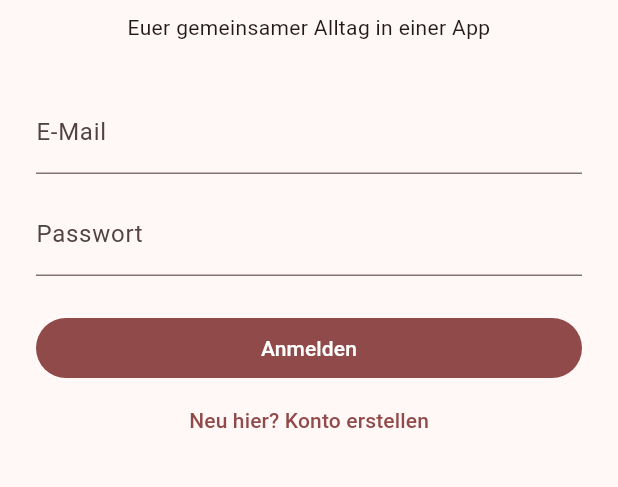
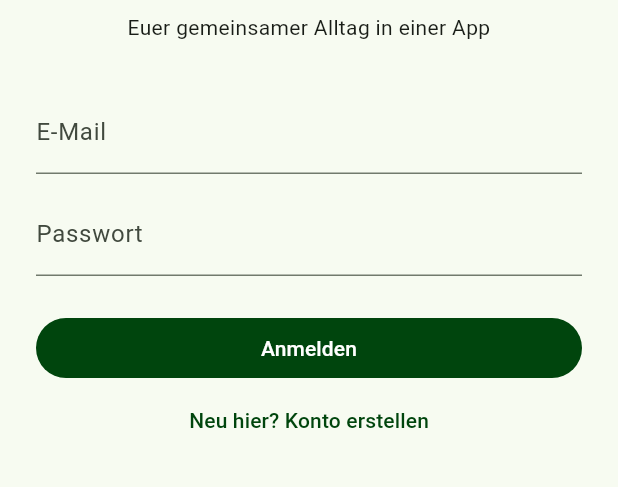
Before and after one commit to TEE800/bubududu, a Flutter app: the screen it shows after launch, on a phone screen of 412 x 824 dp, the part 420-907 px from its top. Run offline on Flutter 3.47's test engine with Material 3 defaults, Android fonts, the phone set to English and light mode, and no system bars; our stand-ins replace cloud_firestore, firebase_auth, firebase_core, flutter_riverpod; accounts and stored records are empty.

Commit message:
Dunkelgrün als App-Farbe
Co-Authored-By: Claude Opus 5.5 <noreply@anthropic.com>
Claude-Session: https://claude.ai/code/session_01Dbigia5DHwRQmwP5c4kfkk

```diff
--- a/lib/main.dart
+++ b/lib/main.dart
@@ -22,18 +22,29 @@ class BubuDuduApp extends StatelessWidget {
     return MaterialApp(
       title: 'Bubu & Dudu',
       debugShowCheckedModeBanner: false,
-      theme: ThemeData(
-        colorScheme: ColorScheme.fromSeed(seedColor: const Color(0xFFE57373)),
-      ),
-      darkTheme: ThemeData(
-        colorScheme: ColorScheme.fromSeed(
-          seedColor: const Color(0xFFE57373),
-          brightness: Brightness.dark,
-        ),
-      ),
+      theme: _theme(Brightness.light),
+      darkTheme: _theme(Brightness.dark),
       home: const AuthGate(),
     );
   }
+}
+
+// Unsere Lieblingsfarbe: Dunkelgrün.
+const _darkGreen = Color(0xFF1B5E20);
+
+ThemeData _theme(Brightness brightness) {
+  final scheme = ColorScheme.fromSeed(
+    seedColor: _darkGreen,
+    brightness: brightness,
+    dynamicSchemeVariant: DynamicSchemeVariant.fidelity,
+  );
+  return ThemeData(
+    colorScheme: scheme,
+    appBarTheme: AppBarTheme(
+      backgroundColor: brightness == Brightness.light ? _darkGreen : null,
+      foregroundColor: brightness == Brightness.light ? Colors.white : null,
+    ),
+  );
 }
 
 /// Entscheidet, welcher Bildschirm gezeigt wird:
```
Also changed, not shown: 1 other file.
